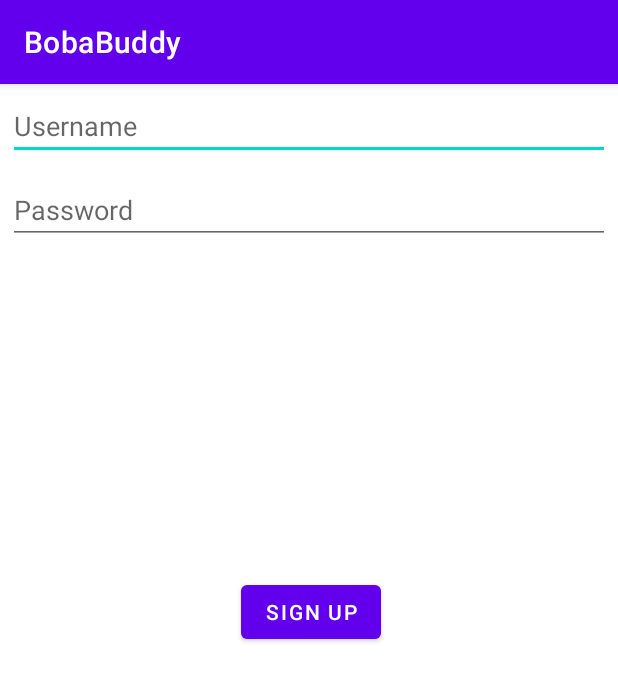
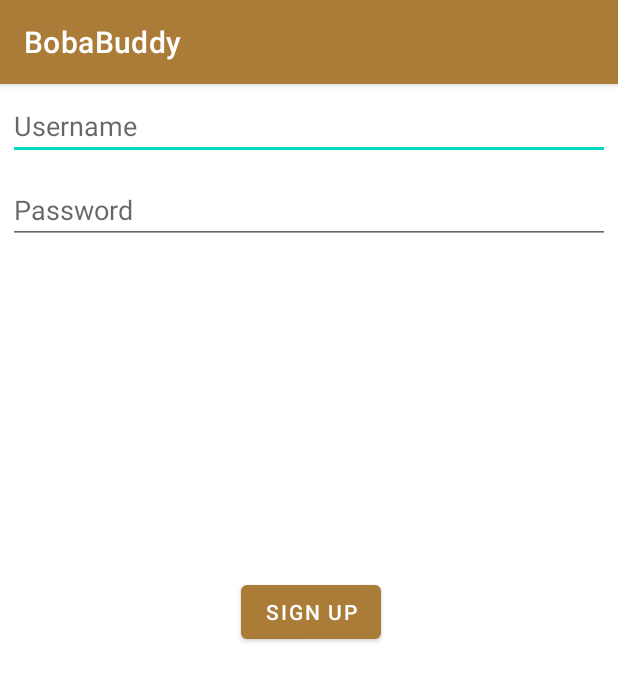
Before and after one commit to lmsiu/Boba-Buddy, an Android app: the SignUpActivity screen opened directly, with no data from a screen before it, on a phone screen of 412 x 824 dp. Shown: the top 681 px of the screen. Run offline under Robolectric (Android 15) with nearby library versions, the phone set to English and light mode, and no system bars; libraries missing offline, so code that uses them is left out: com.parse.

Commit message:
Update colors.xml

```diff
--- a/app/src/main/res/values/colors.xml
+++ b/app/src/main/res/values/colors.xml
@@ -1,7 +1,7 @@
 <?xml version="1.0" encoding="utf-8"?>
 <resources>
     <color name="purple_200">#FFBB86FC</color>
-    <color name="purple_500">#FF6200EE</color>
+    <color name="purple_500">#AA7C38</color>
     <color name="purple_700">#FF3700B3</color>
     <color name="teal_200">#FF03DAC5</color>
     <color name="teal_700">#FF018786</color>
```
